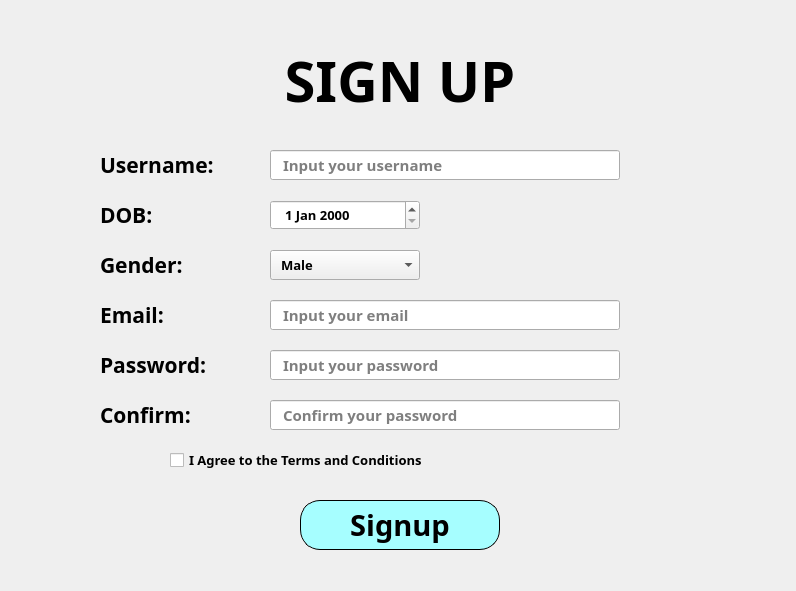
Before: the Qt Designer form Lesson6/signup.ui in trungsliver/MK-C4K-PTA19, drawn with Qt 5.
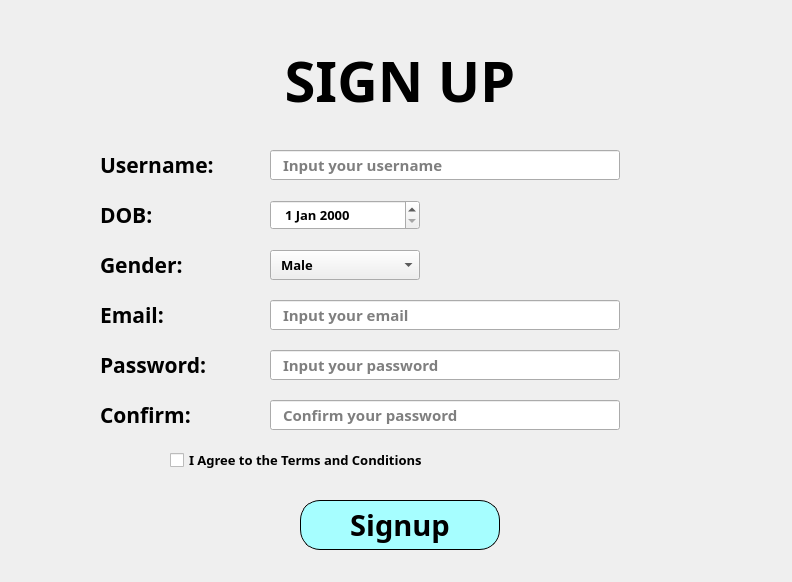
After: the same form once the commit is applied.

The edit to the form file:
```diff
--- a/Lesson6/signup.ui
+++ b/Lesson6/signup.ui
@@ -6,8 +6,8 @@
    <rect>
     <x>0</x>
     <y>0</y>
-    <width>796</width>
-    <height>591</height>
+    <width>792</width>
+    <height>582</height>
    </rect>
   </property>
   <property name="windowTitle">
```
